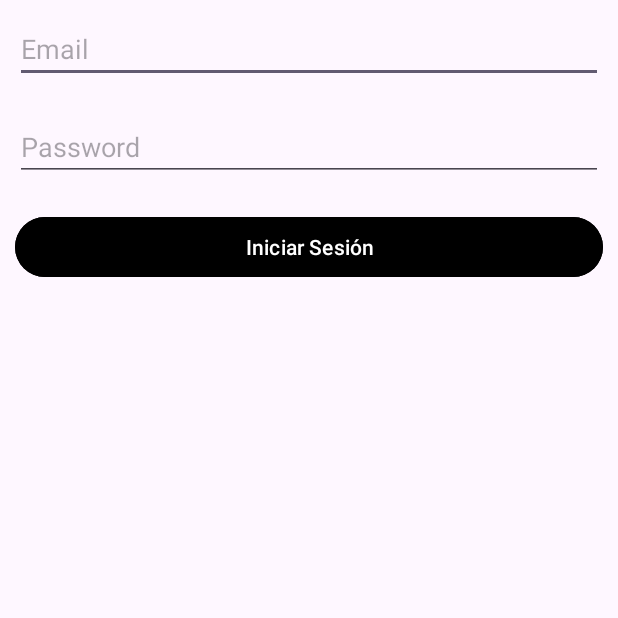
After one commit to Ivanpelu7/firebase-chat-app, an Android app: the LoginActivity screen opened directly, with no data from a screen before it, on a phone screen of 412 x 824 dp, the top half of it. The commit adds this screen. Run offline under Robolectric (Android 15) with nearby library versions, the light colour scheme and no system bars; our stand-ins replace Firebase (no records; nobody signed in at launch, a user with empty details on screens opened directly).

Commit message:
login y registro

```diff
--- a/app/src/main/java/com/example/mychatfirebase/ChatsAdapter.kt
+++ b/app/src/main/java/com/example/mychatfirebase/ChatsAdapter.kt
@@ -6,7 +6,7 @@ import android.view.ViewGroup
 import android.widget.TextView
 import androidx.recyclerview.widget.RecyclerView
 
-class ChatsAdapter(val chatsList: List<Chat>) : RecyclerView.Adapter<ChatViewHolder>() {
+class ChatsAdapter(val chatsList: MutableList<Usuario>) : RecyclerView.Adapter<ChatViewHolder>() {
     override fun onCreateViewHolder(parent: ViewGroup, viewType: Int): ChatViewHolder {
         val layoutInflater = LayoutInflater.from(parent.context)
         return ChatViewHolder(layoutInflater.inflate(R.layout.chat_item, parent, false));
@@ -26,7 +26,7 @@ class ChatViewHolder(view: View) : RecyclerView.ViewHolder(view) {
 
     val tvNombre = view.findViewById<TextView>(R.id.tvNombre)
 
-    fun render(chat: Chat) {
-        tvNombre.text = chat.usuarioDestinatario.nombre
+    fun render(chat: Usuario) {
+        tvNombre.text = chat.nombre
     }
 }
--- /dev/null
+++ b/app/src/main/java/com/example/mychatfirebase/LoginActivity.kt
@@ -0,0 +1,61 @@
+package com.example.mychatfirebase
+
+import android.content.Intent
+import androidx.appcompat.app.AppCompatActivity
+import android.os.Bundle
+import android.widget.Toast
+import com.example.mychatfirebase.databinding.ActivityLoginBinding
+import com.google.firebase.auth.FirebaseAuth
+import com.google.firebase.auth.ktx.auth
+import com.google.firebase.ktx.Firebase
+import kotlin.math.sign
+
+class LoginActivity : AppCompatActivity() {
+
+    private lateinit var binding: ActivityLoginBinding
+    private lateinit var auth: FirebaseAuth
+
+    override fun onCreate(savedInstanceState: Bundle?) {
+        super.onCreate(savedInstanceState)
+        binding = ActivityLoginBinding.inflate(layoutInflater)
+        setContentView(binding.root)
+
+        initUI()
+    }
+
+    private fun initUI() {
+        auth = Firebase.auth
+        initListener()
+    }
+
+    private fun initListener() {
+        binding.btLogin.setOnClickListener {
+            if (binding.etEmail.text.toString() != "" && binding.etPassword.text.toString() != "") {
+                val email = binding.etEmail.text.toString()
+                val password = binding.etPassword.text.toString()
+                signIn(email, password)
+            }
+        }
+    }
+
+    private fun signIn(email: String, password: String) {
+        // [START sign_in_with_email]
+        auth.signInWithEmailAndPassword(email, password)
+            .addOnCompleteListener(this) { task ->
+                if (task.isSuccessful) {
+                    // Sign in success, update UI with the signed-in user's information
+                    val intent = Intent(this, MainActivity::class.java)
+                    startActivity(intent)
+                    this.finish()
+                } else {
+                    // If sign in fails, display a message to the user.
+                    Toast.makeText(
+                        baseContext,
+                        "Authentication failed.",
+                        Toast.LENGTH_SHORT,
+                    ).show()
+                }
+            }
+        // [END sign_in_with_email]
+    }
+}
--- a/app/src/main/java/com/example/mychatfirebase/Usuario.kt
+++ b/app/src/main/java/com/example/mychatfirebase/Usuario.kt
@@ -1,4 +1,8 @@
 package com.example.mychatfirebase
 
-data class Usuario(val idUsuario: String, val nombre: String, val password: String) {
+data class Usuario(
+    var idUsuario: String? = "",
+    var nombre: String? = "",
+    var password: String? = ""
+) {
 }
--- /dev/null
+++ b/app/src/main/res/layout/activity_login.xml
@@ -0,0 +1,34 @@
+<LinearLayout xmlns:android="http://schemas.android.com/apk/res/android"
+    xmlns:app="http://schemas.android.com/apk/res-auto"
+    xmlns:tools="http://schemas.android.com/tools"
+    android:layout_width="match_parent"
+    android:layout_height="match_parent"
+    android:orientation="vertical"
+    tools:context=".LoginActivity"
+    android:padding="10dp">
+
+    <EditText
+        android:id="@+id/etEmail"
+        android:layout_width="match_parent"
+        android:layout_height="wrap_content"
+        android:ems="10"
+        android:hint="Email"
+        android:inputType="textEmailAddress"
+        android:layout_marginBottom="20dp"/>
+
+    <EditText
+        android:id="@+id/etPassword"
+        android:layout_width="match_parent"
+        android:layout_height="wrap_content"
+        android:ems="10"
+        android:hint="Password"
+        android:inputType="textPassword"
+        android:layout_marginBottom="20dp"/>
+
+    <Button
+        android:id="@+id/btLogin"
+        android:layout_width="match_parent"
+        android:layout_height="wrap_content"
+        android:text="Iniciar Sesión"
+        android:backgroundTint="@color/black"/>
+</LinearLayout>
```
Also changed, not shown: app/build.gradle.kts (+7 -1 lines), app/src/main/AndroidManifest.xml (+11 -1 lines), app/src/main/java/com/example/mychatfirebase/MainActivity.kt (+29 -63 lines), app/src/main/java/com/example/mychatfirebase/RegisterActivity.kt (added, +99 -0 lines), app/src/main/java/com/example/mychatfirebase/StartActivity.kt (added, +55 -0 lines), app/src/main/res/layout/activity_main.xml (+20 -0 lines), app/src/main/res/layout/activity_register.xml (added, +33 -0 lines), app/src/main/res/layout/activity_start.xml (added, +26 -0 lines).
